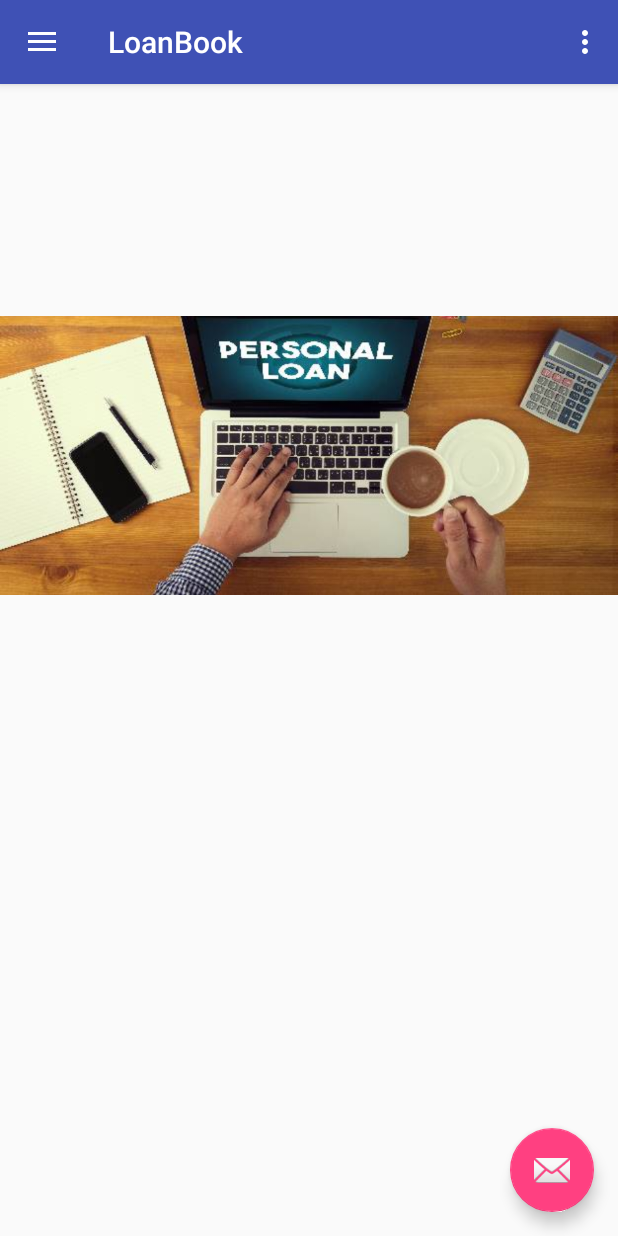
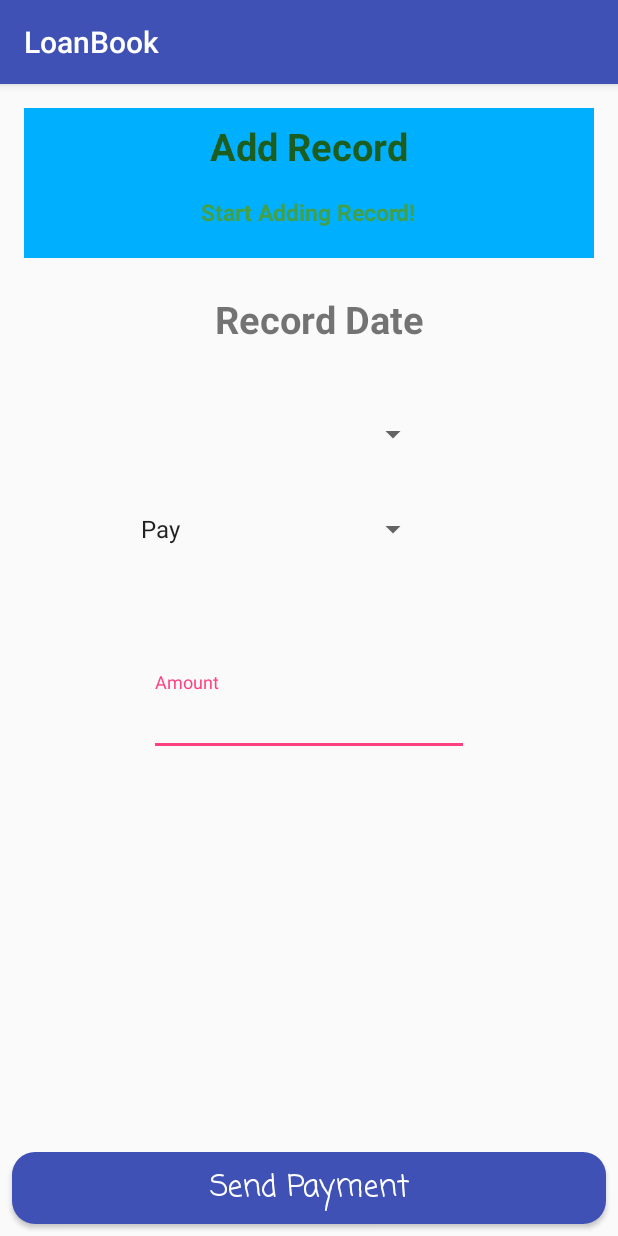
Before and after one commit to sudipto-me/LoanBook, an Android app: the MainActivity screen opened directly, with no data from a screen before it, in the side drawer, after a tap on "Add History", on a phone screen of 412 x 824 dp. Run offline under Robolectric (Android 15) with nearby library versions, the phone set to English and light mode, and no system bars.

Commit message:
record design completed

```diff
--- a/app/build.gradle
+++ b/app/build.gradle
@@ -28,6 +28,6 @@ dependencies {
     compile 'com.android.support:design:26.+'
     compile 'com.android.support.constraint:constraint-layout:1.0.2'
     compile 'com.android.support:support-v4:26.+'
+    compile 'com.android.support:cardview-v7:26.+'
     testCompile 'junit:junit:4.12'
-    compile 'com.android.support:cardview-v7:26.+'
 }
--- /dev/null
+++ b/app/src/main/java/com/example/user/loanbook/AddRecord.java
@@ -0,0 +1,96 @@
+package com.example.user.loanbook;
+
+import android.app.DatePickerDialog;
+import android.content.Context;
+import android.graphics.Color;
+import android.graphics.drawable.ColorDrawable;
+import android.support.v7.app.AppCompatActivity;
+import android.os.Bundle;
+import android.view.View;
+import android.widget.AdapterView;
+import android.widget.ArrayAdapter;
+import android.widget.DatePicker;
+import android.widget.Spinner;
+import android.widget.TextView;
+import android.widget.Toast;
+
+import java.util.Calendar;
+import java.util.List;
+
+public class AddRecord extends AppCompatActivity implements AdapterView.OnItemSelectedListener, AdapterView.OnItemClickListener {
+
+    private DatePickerDialog.OnDateSetListener mDateSetListener;
+    private TextView mShowDate;
+    private Spinner spr_people_name;
+    Context context;
+    String label;
+
+    @Override
+    protected void onCreate(Bundle savedInstanceState) {
+        super.onCreate(savedInstanceState);
+        setContentView(R.layout.activity_add_record);
+        context = this;
+        mShowDate = (TextView) findViewById(R.id.tv_DateShow);
+        spr_people_name = (Spinner) findViewById(R.id.spr_people_name);
+    }
+
+    @Override
+    protected void onStart() {
+        super.onStart();
+
+        spr_people_name.setOnItemSelectedListener(this);
+        loadSpinnerData();
+        mShowDate.setOnClickListener(new View.OnClickListener() {
+            @Override
+            public void onClick(View view) {
+                Calendar cal = Calendar.getInstance();
+                int year = cal.get(Calendar.YEAR);
+                int month = cal.get(Calendar.MONTH);
+                int day_of_month = cal.get(Calendar.DAY_OF_MONTH);
+
+                DatePickerDialog datePickerDialog = new DatePickerDialog(context,
+                        android.R.style.Theme_DeviceDefault_Dialog_Alert,
+                        mDateSetListener,
+                        year, month, day_of_month);
+
+                datePickerDialog.getWindow().setBackgroundDrawable(new ColorDrawable(Color.TRANSPARENT));
+                datePickerDialog.show();
+            }
+        });
+
+        mDateSetListener = new DatePickerDialog.OnDateSetListener() {
+            @Override
+            public void onDateSet(DatePicker datePicker, int year, int month, int dayOfMonth) {
+
+                month = month + 1;
+                String date = month + "/" + dayOfMonth + "/" + year;
+                mShowDate.setText(date);
+
+            }
+        };
+    }
+
+    public void loadSpinnerData() {
+        MyDb db = new MyDb(this);
+        List<String> labels = db.getNames();
+        ArrayAdapter<String> arrayAdapter = new ArrayAdapter<String>(this, android.R.layout.simple_spinner_dropdown_item,labels);
+        spr_people_name.setAdapter(arrayAdapter);
+    }
+
+    @Override
+    public void onItemSelected(AdapterView<?> adapterView, View view, int position, long l) {
+        label = adapterView.getItemAtPosition(position).toString();
+        Toast.makeText(context, "You Selected:" + label, Toast.LENGTH_SHORT).show();
+
+    }
+
+    @Override
+    public void onNothingSelected(AdapterView<?> adapterView) {
+
+    }
+
+    @Override
+    public void onItemClick(AdapterView<?> adapterView, View view, int i, long l) {
+
+    }
+}
--- a/app/src/main/java/com/example/user/loanbook/MainActivity.java
+++ b/app/src/main/java/com/example/user/loanbook/MainActivity.java
@@ -60,7 +60,6 @@ public class MainActivity extends AppCompatActivity
 
     @Override
     public boolean onCreateOptionsMenu(Menu menu) {
-        // Inflate the menu; this adds items to the action bar if it is present.
         getMenuInflater().inflate(R.menu.main, menu);
         return true;
     }
@@ -106,6 +105,10 @@ public class MainActivity extends AppCompatActivity
 
         } else if (id == R.id.nav_slideshow) {
 
+            Toast.makeText(MainActivity.this,"New Activity",Toast.LENGTH_SHORT).show();
+            Intent intent = new Intent(MainActivity.this,AddRecord.class);
+            startActivity(intent);
+
         } else if (id == R.id.nav_manage) {
 
         } else if (id == R.id.nav_share) {
--- a/app/src/main/java/com/example/user/loanbook/MyDb.java
+++ b/app/src/main/java/com/example/user/loanbook/MyDb.java
@@ -16,7 +16,7 @@ import java.util.List;
 public class MyDb extends SQLiteOpenHelper {
 
     //database version
-    public static final int DATABASE_VERSION = 4;
+    public static final int DATABASE_VERSION = 5;
     //database name
     public static final String DATABASE_NAME = "loanbook.db";
     //table name
@@ -40,11 +40,11 @@ public class MyDb extends SQLiteOpenHelper {
     public static final String SQL_CREATE_TABLE = "CREATE TABLE " + TABLE_NAME + "(" + COLUMN_ONE + " TEXT," +
             COLUMN_TWO + " TEXT)";
 
-    public static final String SQL_CREATE_PEOPLE = "CREATE TABLE "+ TABLE_PEOPLE+ "("+ COLUMN_ID +" INTEGER PRIMARY KEY AUTOINCREMENT, "+
-            COLUMN_NAME+ " TEXT,"+
-            COLUMN_MOBILE+" TEXT,"+
-            COLUMN_TYPE+" TEXT,"+
-            COLUMN_DATE+" TEXT)";
+    public static final String SQL_CREATE_PEOPLE = "CREATE TABLE " + TABLE_PEOPLE + "(" + COLUMN_ID + " INTEGER PRIMARY KEY AUTOINCREMENT, " +
+            COLUMN_NAME + " TEXT," +
+            COLUMN_MOBILE + " TEXT," +
+            COLUMN_TYPE + " TEXT," +
+            COLUMN_DATE + " TEXT)";
 
     private static final String SQL_DELETE_ENTRIES =
             "DROP TABLE IF EXISTS " + TABLE_NAME;
@@ -85,18 +85,18 @@ public class MyDb extends SQLiteOpenHelper {
     }
 
     //adding people in the database
-    public void insertPeople(String name,String number,String type,String date){
+    public void insertPeople(String name, String number, String type, String date) {
         SQLiteDatabase db = this.getWritableDatabase();
 
         //create a new map of values
         ContentValues contentValues = new ContentValues();
-        contentValues.put(COLUMN_NAME,name);
-        contentValues.put(COLUMN_MOBILE,number);
-        contentValues.put(COLUMN_TYPE,type);
-        contentValues.put(COLUMN_DATE,date);
+        contentValues.put(COLUMN_NAME, name);
+        contentValues.put(COLUMN_MOBILE, number);
+        contentValues.put(COLUMN_TYPE, type);
+        contentValues.put(COLUMN_DATE, date);
 
         //create a new row in the table
-        long newRowId = db.insert(TABLE_PEOPLE,null,contentValues);
+        long newRowId = db.insert(TABLE_PEOPLE, null, contentValues);
     }
 
     //get user valued from the database
@@ -120,7 +120,7 @@ public class MyDb extends SQLiteOpenHelper {
     }
 
     //get peoples information from the database
-    public Cursor getPeople(){
+    public Cursor getPeople() {
         SQLiteDatabase db = this.getReadableDatabase();
 
         String[] projection = {
@@ -143,18 +143,18 @@ public class MyDb extends SQLiteOpenHelper {
     }
 
     //get all information from the table
-    public List<People> getAllPeoples(){
+    public List<People> getAllPeoples() {
         List<People> peopleList = new ArrayList<People>();
         //String select query
-        String selectQuey = "SELECT * FROM "+ TABLE_PEOPLE;
+        String selectQuey = "SELECT * FROM " + TABLE_PEOPLE;
 
-            SQLiteDatabase db = this.getReadableDatabase();
-        Cursor cursor = db.rawQuery(selectQuey,null);
+        SQLiteDatabase db = this.getReadableDatabase();
+        Cursor cursor = db.rawQuery(selectQuey, null);
 
         //looping through all rows and adding to list
-        if (cursor.moveToFirst()){
+        if (cursor.moveToFirst()) {
 
-            do{
+            do {
                 People people = new People();
                 people.setId(Integer.parseInt(cursor.getString(0)));
                 people.setName(cursor.getString(1));
@@ -163,12 +163,35 @@ public class MyDb extends SQLiteOpenHelper {
                 people.setDate(cursor.getString(4));
 
                 peopleList.add(people);
-            }while (cursor.moveToNext());
-
+            } while (cursor.moveToNext());
 
 
         }
         return peopleList;
     }
 
+    //get only name for the spinner
+    public List<String> getNames() {
+        List<String> peopleList = new ArrayList<String>();
+
+        String selectQuery = "SELECT * FROM " + TABLE_PEOPLE;
+
+        SQLiteDatabase db = this.getReadableDatabase();
+        Cursor cursor1 = db.rawQuery(selectQuery, null);
+
+        if (cursor1.moveToFirst()) {
+            do {
+                peopleList.add(cursor1.getString(1));
+            }
+            while (cursor1.moveToNext());
+        }
+        cursor1.close();
+        db.close();
+
+        return peopleList;
+
+
+    }
+
+
 }
--- a/app/src/main/java/com/example/user/loanbook/PeopleAdapter.java
+++ b/app/src/main/java/com/example/user/loanbook/PeopleAdapter.java
@@ -51,7 +51,7 @@ public class PeopleAdapter extends RecyclerView.Adapter<PeopleAdapter.ViewHolder
         public ViewHolder(View itemView) {
             super(itemView);
             mPeoplesId = (TextView) itemView.findViewById(R.id.tv_peoples_id);
-            mPeoplesName = (TextView) itemView.findViewById(R.id.tv_people_name);
+            mPeoplesName = (TextView) itemView.findViewById(R.id.tv_peoples_name);
             mPeoplesNumber = (TextView) itemView.findViewById(R.id.tv_peoples_number);
         }
     }
--- a/app/src/main/res/drawable/shape.xml
+++ b/app/src/main/res/drawable/shape.xml
@@ -2,7 +2,7 @@
 <shape xmlns:android="http://schemas.android.com/apk/res/android">
 
     <solid
-        android:color="#33691e" >
+        android:color="#3F51B5" >
     </solid>
 
     <corners
--- /dev/null
+++ b/app/src/main/res/layout/activity_add_record.xml
@@ -0,0 +1,111 @@
+<?xml version="1.0" encoding="utf-8"?>
+<RelativeLayout xmlns:android="http://schemas.android.com/apk/res/android"
+    xmlns:app="http://schemas.android.com/apk/res-auto"
+    xmlns:tools="http://schemas.android.com/tools"
+    android:layout_width="match_parent"
+    android:layout_height="match_parent"
+    tools:context="com.example.user.loanbook.AddRecord">
+
+
+    <TextView
+        android:id="@+id/tv_DateShow"
+        android:layout_width="wrap_content"
+        android:layout_height="wrap_content"
+        android:layout_alignParentTop="true"
+        android:layout_alignStart="@+id/spr_people_name"
+        android:layout_marginStart="57dp"
+        android:layout_marginTop="139dp"
+        android:textSize="25sp"
+        android:textStyle="bold"
+        android:text="@string/record_date" />
+
+    <Spinner
+        android:id="@+id/spr_people_name"
+        android:layout_width="200dp"
+        android:layout_height="wrap_content"
+        android:layout_alignStart="@+id/btn_add_payment"
+        android:layout_below="@+id/tv_DateShow"
+        android:layout_marginLeft="16dp"
+        android:layout_marginRight="16dp"
+        android:layout_marginStart="78dp"
+        android:layout_marginTop="47dp" />
+
+    <Spinner
+        android:id="@+id/spr_payment_type"
+        android:layout_width="200dp"
+        android:layout_height="wrap_content"
+        android:layout_alignStart="@+id/spr_people_name"
+        android:layout_below="@+id/spr_people_name"
+        android:entries="@array/payment"
+        android:layout_marginTop="39dp" />
+
+    <android.support.design.widget.TextInputLayout
+        android:id="@+id/textInputLayout"
+        android:layout_width="match_parent"
+        android:layout_height="wrap_content"
+        android:layout_alignParentStart="true"
+        android:layout_below="@+id/spr_payment_type"
+        android:layout_marginTop="83dp">
+
+        <EditText
+            android:id="@+id/et_paymentOf_amount"
+            android:layout_width="wrap_content"
+            android:layout_height="wrap_content"
+            android:layout_above="@+id/btn_add_payment"
+            android:layout_alignStart="@+id/spr_payment_type"
+            android:layout_gravity="center"
+            android:layout_marginBottom="56dp"
+            android:ems="10"
+            android:hint="@string/amount"
+            android:inputType="number" />
+    </android.support.design.widget.TextInputLayout>
+
+
+    <Button
+        android:id="@+id/btn_add_payment"
+        style="@style/AppTheme.RoundedCornerMaterialButton"
+        android:layout_width="match_parent"
+        android:layout_height="wrap_content"
+        android:layout_alignParentBottom="true"
+        android:layout_centerHorizontal="true"
+        android:layout_margin="8dp"
+        android:layout_marginBottom="8dp"
+        android:fontFamily="casual"
+        android:text="@string/send_payment"
+        android:textAllCaps="false"
+        android:textSize="20sp" />
+
+    <LinearLayout
+        android:layout_width="match_parent"
+        android:layout_height="100dp"
+        android:layout_marginLeft="16dp"
+        android:layout_marginRight="16dp"
+        android:layout_marginTop="16dp"
+        android:background="#00B0FF"
+        android:orientation="vertical"
+
+        >
+
+        <TextView
+            android:layout_width="wrap_content"
+            android:layout_height="wrap_content"
+            android:layout_gravity="center"
+            android:layout_margin="8dp"
+            android:text="@string/add_record"
+            android:textColor="#1B5E20"
+            android:textSize="25sp"
+            android:textStyle="bold" />
+
+        <TextView
+            android:layout_width="wrap_content"
+            android:layout_height="wrap_content"
+            android:layout_gravity="center"
+            android:layout_margin="8dp"
+            android:text="@string/start_adding_record"
+            android:textColor="#43A047"
+            android:textSize="15sp"
+            android:textStyle="bold" />
+
+
+    </LinearLayout>
+</RelativeLayout>
--- a/app/src/main/res/values/strings.xml
+++ b/app/src/main/res/values/strings.xml
@@ -9,10 +9,23 @@
         <item>Loaner</item>
     </string-array>
 
+    <string-array name="payment">
+        <item>Pay</item>
+        <item>Lend</item>
+    </string-array>
     <!-- TODO: Remove or change this placeholder text -->
     <string name="hello_blank_fragment">Peoples Name</string>
     <string name="date">Date</string>
     <string name="peoples_type">Peoples Type</string>
     <string name="peoples_number">Peoples Number</string>
     <string name="details_of_people">Details of People</string>
+    <string name="name">Name</string>
+    <string name="mobile">Mobile</string>
+    <string name="select_date">Select Date</string>
+    <string name="add_this_people_to_your_list">Add this people to your list</string>
+    <string name="amount">Amount</string>
+    <string name="send_payment">Send Payment</string>
+    <string name="add_record">Add Record</string>
+    <string name="start_adding_record">Start Adding Record!</string>
+    <string name="record_date">Record Date</string>
 </resources>
```
Also changed, not shown: app/src/main/AndroidManifest.xml (+9 -4 lines), app/src/main/java/com/example/user/loanbook/PeoplesListActivity.java (+8 -12 lines), app/src/main/res/layout/activity_add_people.xml (+25 -12 lines), app/src/main/res/layout/activity_peoples_list.xml (+15 -7 lines), app/src/main/res/layout/peopleview.xml (+30 -20 lines), app/src/main/res/layout/showpeopledialog.xml (+14 -9 lines).
